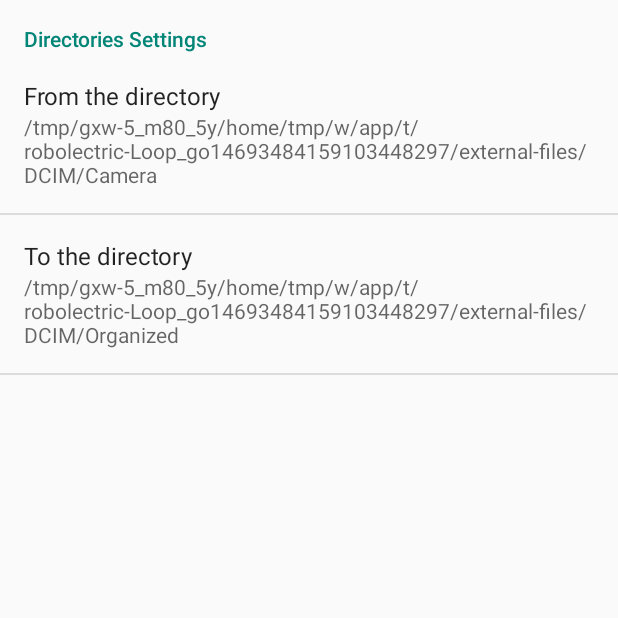
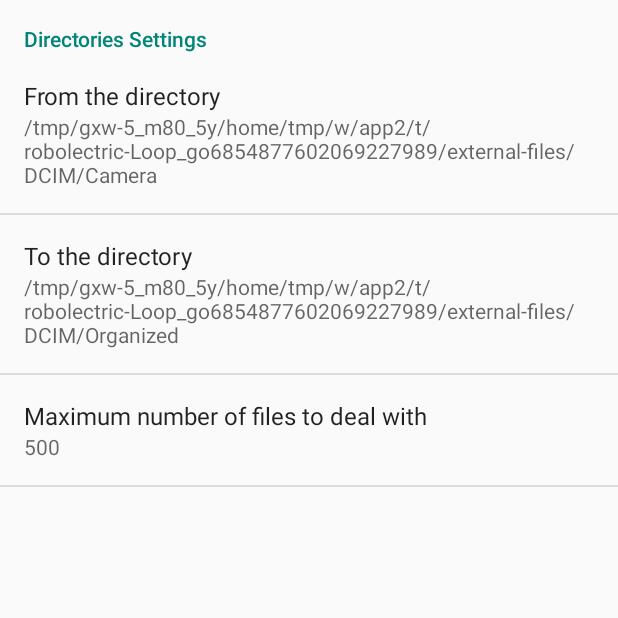
Before and after one commit to walkingice/img_organizer, an Android app: the screen it shows after launch (SettingsActivity), in the options menu, after a tap on "Settings", on a phone screen of 412 x 824 dp, the top half of it. Run offline under Robolectric (Android 15) with nearby library versions, the phone set to English and light mode, and no system bars; libraries missing offline, so code that uses them is left out: net.rdrei.android; network calls fail; 2 statements that could not run were skipped.

Commit message:
settings: add list-preference for maximum number
it limits the number of files to deal with.

since Android list-preference only supports String-array, we
should use ugly Integer.parseInt

```diff
--- a/app/src/main/java/org/zeroxlab/imgorg/AnalyFrag.java
+++ b/app/src/main/java/org/zeroxlab/imgorg/AnalyFrag.java
@@ -37,7 +37,7 @@ public class AnalyFrag extends Fragment implements View.OnClickListener {
     private ArrayList<Map<String, Object>> mOpMaps;
     private BaseAdapter mAdapter;
 
-    private int mMax = ImgOrg.DEF_MAX;
+    private int mMax = Integer.parseInt(ImgOrg.DEF_MAX);
     private File mDirFrom;
     private File mDirTo;
 
@@ -97,7 +97,7 @@ public class AnalyFrag extends Fragment implements View.OnClickListener {
         String keyFrom = mRes.getString(R.string.key_from_dir);
         String keyTo = mRes.getString(R.string.key_to_dir);
 
-        mMax = prefs.getInt(keyMax, mMax);
+        mMax = Integer.parseInt(prefs.getString(keyMax, mMax + ""));
         String from = prefs.getString(keyFrom, ImgOrg.DEF_FROM.getPath());
         String to = prefs.getString(keyTo, ImgOrg.DEF_TO.getPath());
         mDirFrom = new File(from);
--- a/app/src/main/java/org/zeroxlab/imgorg/ImgOrg.java
+++ b/app/src/main/java/org/zeroxlab/imgorg/ImgOrg.java
@@ -13,7 +13,7 @@ public final class ImgOrg {
                     Environment.DIRECTORY_DCIM);
 
     // how many files could be processed at one time
-    public final static int DEF_MAX = 500;
+    public final static String DEF_MAX = "500";
     public final static File DEF_FROM = new File(DEF_DIR.getPath() + "/Camera");
     public final static File DEF_TO = new File(DEF_DIR.getPath() + "/Organized");
 }
--- a/app/src/main/java/org/zeroxlab/imgorg/MainFrag.java
+++ b/app/src/main/java/org/zeroxlab/imgorg/MainFrag.java
@@ -77,7 +77,7 @@ public class MainFrag extends Fragment implements View.OnClickListener{
         String keyMax = mRes.getString(R.string.key_maximum);
         String keyFrom = mRes.getString(R.string.key_from_dir);
         String keyTo = mRes.getString(R.string.key_to_dir);
-        int max = prefs.getInt(keyMax, ImgOrg.DEF_MAX);
+        int max = Integer.parseInt(prefs.getString(keyMax, ImgOrg.DEF_MAX));
         String from = prefs.getString(keyFrom, ImgOrg.DEF_FROM.getPath());
         String to   = prefs.getString(keyTo, ImgOrg.DEF_TO.getPath());
 
@@ -85,7 +85,7 @@ public class MainFrag extends Fragment implements View.OnClickListener{
         mToDir.setText(to);
 
         SharedPreferences.Editor editor = prefs.edit();
-        editor.putInt(keyMax, max);
+        editor.putString(keyMax, "" + max);
         editor.putString(keyFrom, from);
         editor.putString(keyTo, to);
         editor.commit();
--- a/app/src/main/java/org/zeroxlab/imgorg/SettingsFrag.java
+++ b/app/src/main/java/org/zeroxlab/imgorg/SettingsFrag.java
@@ -123,8 +123,10 @@ public class SettingsFrag extends PreferenceFragment implements OnSharedPreferen
     private void resetSummaries() {
         String keyFrom = getString(R.string.key_from_dir);
         String keyTo = getString(R.string.key_to_dir);
+        String keyMax = getString(R.string.key_maximum);
         findPreference(keyFrom).setSummary(getStrValue(keyFrom));
         findPreference(keyTo).setSummary(getStrValue(keyTo));
+        findPreference(keyMax).setSummary(getStrValue(keyMax));
     }
 
     @Override
--- /dev/null
+++ b/app/src/main/res/values/arrays.xml
@@ -0,0 +1,10 @@
+<resources>
+	<string-array name="maximum_numbers">
+		<item>10</item>
+		<item>50</item>
+		<item>100</item>
+		<item>500</item>
+		<item>1000</item>
+		<item>2000</item>
+	</string-array>
+</resources>
--- a/app/src/main/res/xml/settings.xml
+++ b/app/src/main/res/xml/settings.xml
@@ -13,5 +13,12 @@
             android:summary="Organized pictures will be placed here"
             android:title="To the directory"
             />
+        <ListPreference
+            android:entries="@array/maximum_numbers"
+            android:entryValues="@array/maximum_numbers"
+            android:key="@string/key_maximum"
+            android:summary="Maximum number of files to deal with"
+            android:title="Maximum number of files to deal with"
+            />
     </PreferenceCategory>
 </PreferenceScreen>
```
